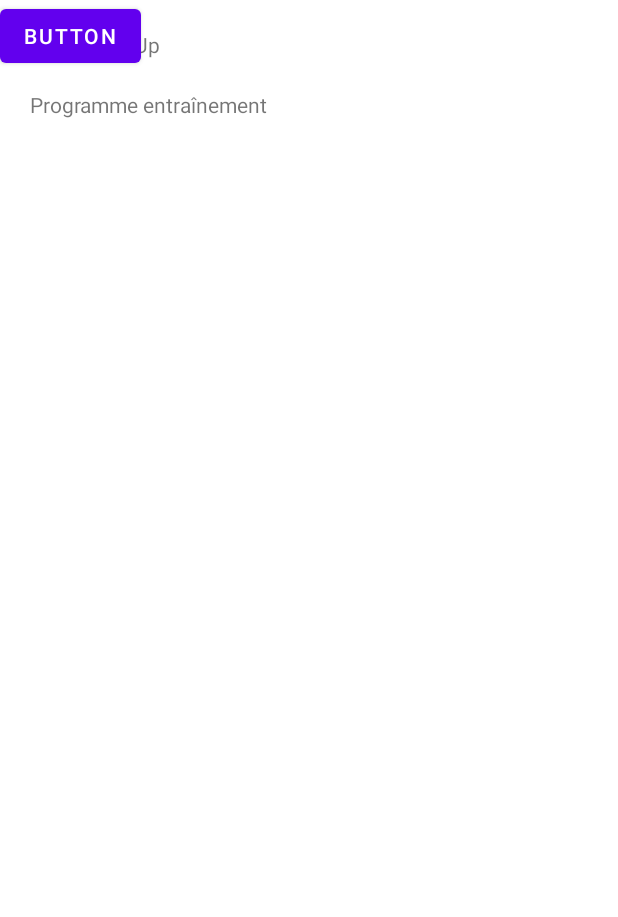
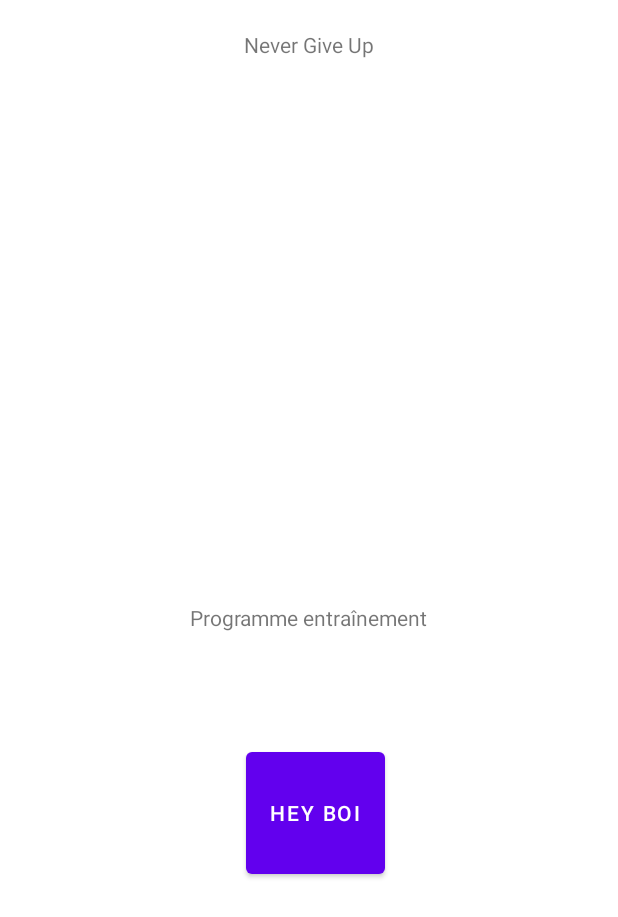
Before and after one commit to Rayane45/NVGUP, an Android app: the layout activity_main.xml on its own in the app's theme, with its tools: preview values and no code run, on a phone screen of 412 x 824 dp. Shown: the top 917 px of the screen. Run offline under Robolectric (Android 15) with nearby library versions, the phone set to English and light mode, and no system bars.

Commit message:
Regarde le titre, j'en suis fier

```diff
--- a/app/src/main/java/com/example/nvgup/MainActivity.java
+++ b/app/src/main/java/com/example/nvgup/MainActivity.java
@@ -13,7 +13,7 @@ public class MainActivity extends AppCompatActivity {
     @Override
     protected void onCreate( Bundle savedInstanceState) {
         super.onCreate(savedInstanceState);
-        setContentView(R.layout.test);
+        setContentView(R.layout.activity_main);
 
         mButtonWelcome= (Button) findViewById(R.id.button_welcome);
 
--- a/app/src/main/res/layout/activity_main.xml
+++ b/app/src/main/res/layout/activity_main.xml
@@ -1,5 +1,5 @@
 <?xml version="1.0" encoding="utf-8"?>
-<androidx.constraintlayout.widget.ConstraintLayout xmlns:android="http://schemas.android.com/apk/res/android"
+<RelativeLayout xmlns:android="http://schemas.android.com/apk/res/android"
     xmlns:app="http://schemas.android.com/apk/res-auto"
     xmlns:tools="http://schemas.android.com/tools"
     android:layout_width="match_parent"
@@ -10,6 +10,7 @@
         android:id="@+id/app_title"
         android:layout_width="wrap_content"
         android:layout_height="wrap_content"
+        android:layout_centerHorizontal="true"
         android:layout_marginStart="20dp"
         android:layout_marginTop="20dp"
         android:text="Never Give Up"
@@ -20,26 +21,24 @@
         android:id="@+id/page_title"
         android:layout_width="wrap_content"
         android:layout_height="wrap_content"
+        android:layout_centerInParent="true"
         android:layout_marginStart="20dp"
         android:layout_marginTop="60dp"
         android:text="@string/home_page_title"
         app:layout_constraintStart_toStartOf="parent"
         app:layout_constraintTop_toTopOf="parent" />
 
-    <FrameLayout
-        android:id="@+id/fragment_cointainer"
-        android:layout_width="match_parent"
-        android:layout_height="match_parent"
-        tools:layout_editor_absoluteX="61dp"
-        tools:layout_editor_absoluteY="201dp">
+    <Button
+        android:id="@+id/button_welcome"
+        android:layout_width="wrap_content"
+        android:layout_height="wrap_content"
+        android:layout_below="@+id/page_title"
+        android:layout_alignParentEnd="true"
+        android:layout_alignParentBottom="true"
+        android:layout_centerHorizontal="true"
+        android:layout_marginTop="74dp"
+        android:layout_marginEnd="155dp"
+        android:layout_marginBottom="235dp"
+        android:text="Hey Boi" />
 
-
-        <Button
-            android:id="@+id/button3"
-            android:layout_width="wrap_content"
-            android:layout_height="wrap_content"
-            android:layout_marginEnd="16dp"
-            android:text="Button" />
-    </FrameLayout>
-
-</androidx.constraintlayout.widget.ConstraintLayout>
+</RelativeLayout>
```
Also changed, not shown: app/src/main/java/com/example/nvgup/Timer.java (+12 -3 lines).
